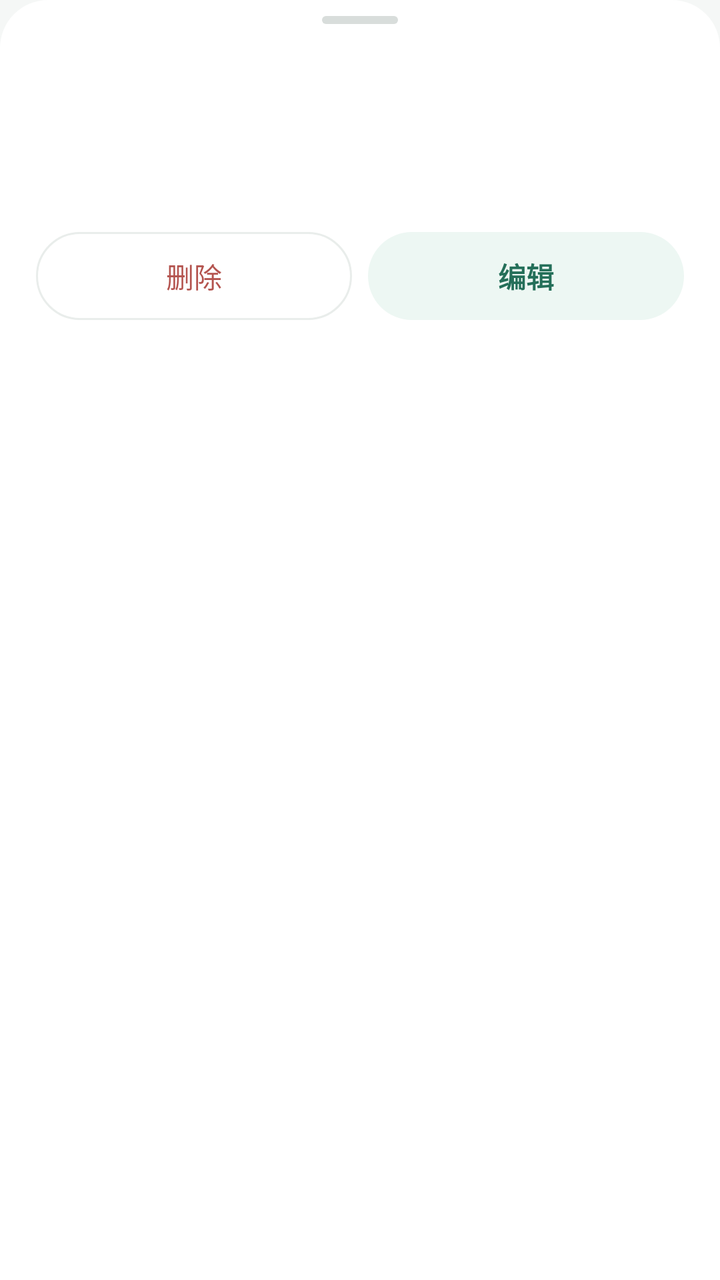
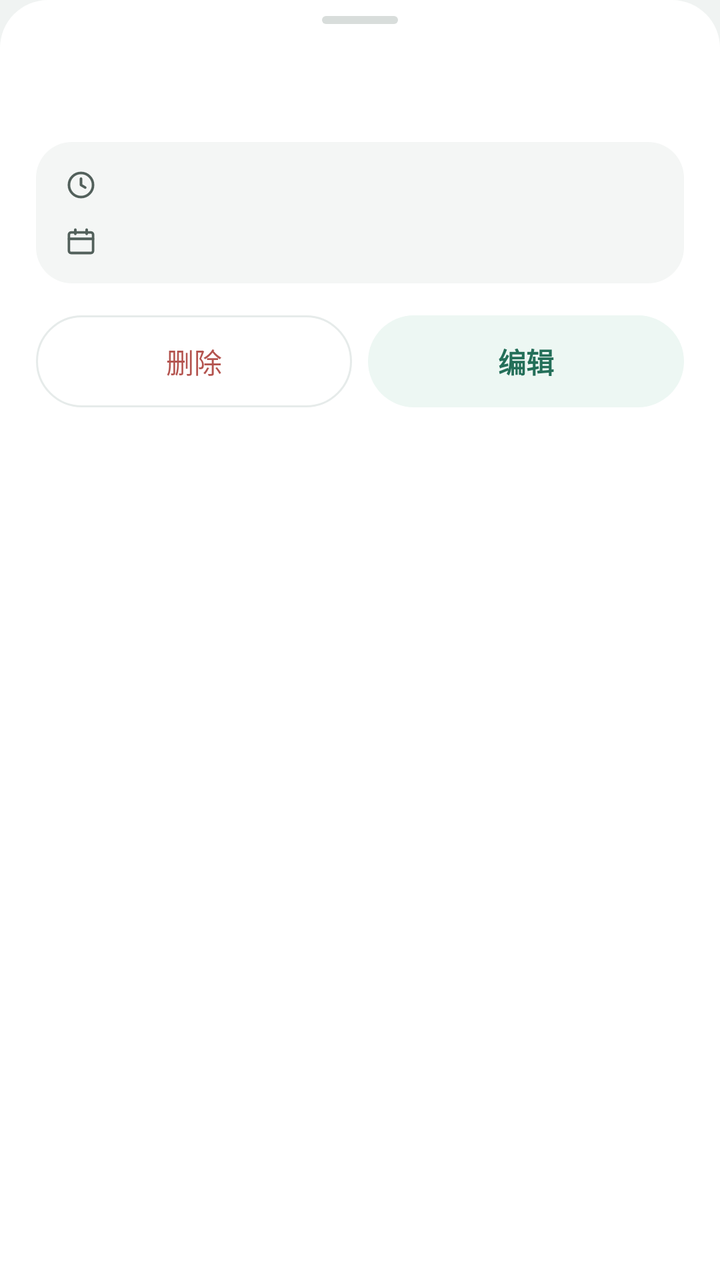

An Android layout rendered at two revisions. The XML below is the earlier revision; the diff shows what the commit changed to produce the second picture.
<!-- AndroidManifest.xml: application theme Theme.Zhusijiao -->
<!-- res/layout/dialog_event_detail.xml -->
<?xml version="1.0" encoding="utf-8"?>
<LinearLayout xmlns:android="http://schemas.android.com/apk/res/android"
    android:layout_width="match_parent"
    android:layout_height="wrap_content"
    android:background="@drawable/bg_sheet"
    android:orientation="vertical"
    style="@style/SheetRoot">

    <View style="@style/SheetHandle" />

    <LinearLayout
        android:layout_width="match_parent"
        android:layout_height="wrap_content"
        android:orientation="horizontal">

        <View
            android:id="@+id/eventAccent"
            android:layout_width="4dp"
            android:layout_height="match_parent"
            android:layout_marginEnd="12dp" />

        <LinearLayout
            android:layout_width="0dp"
            android:layout_height="wrap_content"
            android:layout_weight="1"
            android:orientation="vertical">

            <TextView
                android:id="@+id/eventDetailTitle"
                android:layout_width="match_parent"
                android:layout_height="wrap_content"
                android:textColor="@color/text_primary"
                android:textSize="@dimen/text_title"
                android:textStyle="bold" />

            <TextView
                android:id="@+id/eventDetailTime"
                android:layout_width="match_parent"
                android:layout_height="wrap_content"
                android:layout_marginTop="6dp"
                android:textColor="@color/text_primary"
                android:textSize="@dimen/text_body" />

            <TextView
                android:id="@+id/eventDetailWeeks"
                android:layout_width="match_parent"
                android:layout_height="wrap_content"
                android:layout_marginTop="3dp"
                android:textColor="@color/text_tertiary"
                android:textSize="@dimen/text_small" />

            <TextView
                android:id="@+id/eventDetailPlace"
                android:layout_width="match_parent"
                android:layout_height="wrap_content"
                android:layout_marginTop="3dp"
                android:textColor="@color/text_secondary"
                android:textSize="@dimen/text_small"
                android:visibility="gone" />
        </LinearLayout>
    </LinearLayout>

    <TextView
        android:id="@+id/eventDetailNote"
        android:layout_width="match_parent"
        android:layout_height="wrap_content"
        android:layout_marginTop="12dp"
        android:background="@drawable/bg_detail_cell"
        android:lineSpacingExtra="2dp"
        android:padding="12dp"
        android:textColor="@color/text_primary"
        android:textSize="@dimen/text_body"
        android:visibility="gone" />

    <LinearLayout
        android:layout_width="match_parent"
        android:layout_height="wrap_content"
        android:layout_marginTop="18dp"
        android:orientation="horizontal">

        <TextView
            android:id="@+id/eventDetailDelete"
            android:layout_width="0dp"
            android:layout_height="44dp"
            android:layout_marginEnd="8dp"
            android:layout_weight="1"
            android:background="@drawable/bg_ghost_button"
            android:clickable="true"
            android:focusable="true"
            android:gravity="center"
            android:text="@string/course_extra_delete"
            android:textColor="@color/danger_action"
            android:textSize="@dimen/text_body" />

        <TextView
            android:id="@+id/eventDetailEdit"
            android:layout_width="0dp"
            android:layout_height="44dp"
            android:layout_weight="1"
            android:background="@drawable/bg_close_button"
            android:clickable="true"
            android:focusable="true"
            android:gravity="center"
            android:text="@string/course_extra_edit"
            android:textColor="@color/sheet_close_text"
            android:textSize="@dimen/text_body"
            android:textStyle="bold" />
    </LinearLayout>
</LinearLayout>
<!-- resources referenced by this layout -->
<resources>
  <color name="danger_action">#b4544f</color>
  <color name="sheet_close_text">#246f59</color>
  <color name="text_primary">#1d2421</color>
  <color name="text_secondary">#5f6965</color>
  <color name="text_tertiary">#8a9490</color>
  <dimen name="text_body">14sp</dimen>
  <dimen name="text_small">13sp</dimen>
  <dimen name="text_title">18sp</dimen>
  <!-- drawable bg_detail_cell (drawable) -->
  <?xml version="1.0" encoding="utf-8"?>
  <shape xmlns:android="http://schemas.android.com/apk/res/android" android:shape="rectangle">
      <solid android:color="@color/background" />
      <corners android:radius="@dimen/radius_md" />
  </shape>
  <string name="course_extra_delete">删除</string>
  <string name="course_extra_edit">编辑</string>
  <dimen name="radius_pill">100dp</dimen>
  <color name="sheet_close_bg">#edf7f3</color>
  <color name="background">#f5f7f6</color>
  <dimen name="radius_md">12dp</dimen>
  <color name="hover_bg">#f2f5f4</color>
  <color name="line">#e9edeb</color>
  <dimen name="button_radius">@dimen/radius_pill</dimen>
  <color name="surface">#ffffff</color>
  <dimen name="radius_xl">24dp</dimen>
  <color name="accent">#2f7d68</color>
  <color name="sheet_handle">#d8dddb</color>
  <!-- unchanged entries left out for length: 9 -->
</resources>

<!-- the commit's change to res/layout/dialog_event_detail.xml (unified diff, before → after) -->
@@ -1,62 +1,100 @@
 <?xml version="1.0" encoding="utf-8"?>
 <LinearLayout xmlns:android="http://schemas.android.com/apk/res/android"
+    style="@style/SheetRoot"
     android:layout_width="match_parent"
     android:layout_height="wrap_content"
     android:background="@drawable/bg_sheet"
-    android:orientation="vertical"
-    style="@style/SheetRoot">
+    android:orientation="vertical">
 
     <View style="@style/SheetHandle" />
+
+    <TextView
+        android:id="@+id/eventDetailTitle"
+        android:layout_width="match_parent"
+        android:layout_height="wrap_content"
+        android:textColor="@color/text_primary"
+        android:textSize="20sp"
+        android:textStyle="bold" />
 
     <LinearLayout
         android:layout_width="match_parent"
         android:layout_height="wrap_content"
-        android:orientation="horizontal">
-
-        <View
-            android:id="@+id/eventAccent"
-            android:layout_width="4dp"
-            android:layout_height="match_parent"
-            android:layout_marginEnd="12dp" />
+        android:layout_marginTop="16dp"
+        android:background="@drawable/bg_sheet_group"
+        android:orientation="vertical"
+        android:paddingStart="14dp"
+        android:paddingTop="12dp"
+        android:paddingEnd="14dp"
+        android:paddingBottom="12dp">
 
         <LinearLayout
-            android:layout_width="0dp"
+            android:layout_width="match_parent"
             android:layout_height="wrap_content"
-            android:layout_weight="1"
-            android:orientation="vertical">
+            android:gravity="center_vertical"
+            android:orientation="horizontal">
 
-            <TextView
-                android:id="@+id/eventDetailTitle"
-                android:layout_width="match_parent"
-                android:layout_height="wrap_content"
-                android:textColor="@color/text_primary"
-                android:textSize="@dimen/text_title"
-                android:textStyle="bold" />
+            <ImageView
+                android:layout_width="17dp"
+                android:layout_height="17dp"
+                android:layout_marginEnd="10dp"
+                android:importantForAccessibility="no"
+                android:src="@drawable/ic_clock" />
 
             <TextView
                 android:id="@+id/eventDetailTime"
-                android:layout_width="match_parent"
+                android:layout_width="0dp"
                 android:layout_height="wrap_content"
-                android:layout_marginTop="6dp"
+                android:layout_weight="1"
                 android:textColor="@color/text_primary"
                 android:textSize="@dimen/text_body" />
+        </LinearLayout>
+
+        <LinearLayout
+            android:layout_width="match_parent"
+            android:layout_height="wrap_content"
+            android:layout_marginTop="10dp"
+            android:gravity="center_vertical"
+            android:orientation="horizontal">
+
+            <ImageView
+                android:layout_width="17dp"
+                android:layout_height="17dp"
+                android:layout_marginEnd="10dp"
+                android:importantForAccessibility="no"
+                android:src="@drawable/ic_calendar" />
 
             <TextView
                 android:id="@+id/eventDetailWeeks"
-                android:layout_width="match_parent"
+                android:layout_width="0dp"
                 android:layout_height="wrap_content"
-                android:layout_marginTop="3dp"
-                android:textColor="@color/text_tertiary"
+                android:layout_weight="1"
+                android:textColor="@color/text_secondary"
                 android:textSize="@dimen/text_small" />
+        </LinearLayout>
+
+        <LinearLayout
+            android:id="@+id/eventDetailPlaceRow"
+            android:layout_width="match_parent"
+            android:layout_height="wrap_content"
+            android:layout_marginTop="10dp"
+            android:gravity="center_vertical"
+            android:orientation="horizontal"
+            android:visibility="gone">
+
+            <ImageView
+                android:layout_width="17dp"
+                android:layout_height="17dp"
+                android:layout_marginEnd="10dp"
+                android:importantForAccessibility="no"
+                android:src="@drawable/ic_location" />
 
             <TextView
                 android:id="@+id/eventDetailPlace"
-                android:layout_width="match_parent"
+                android:layout_width="0dp"
                 android:layout_height="wrap_content"
-                android:layout_marginTop="3dp"
+                android:layout_weight="1"
                 android:textColor="@color/text_secondary"
-                android:textSize="@dimen/text_small"
-                android:visibility="gone" />
+                android:textSize="@dimen/text_small" />
         </LinearLayout>
     </LinearLayout>
 
@@ -64,8 +102,8 @@
         android:id="@+id/eventDetailNote"
         android:layout_width="match_parent"
         android:layout_height="wrap_content"
-        android:layout_marginTop="12dp"
-        android:background="@drawable/bg_detail_cell"
+        android:layout_marginTop="10dp"
+        android:background="@drawable/bg_sheet_group"
         android:lineSpacingExtra="2dp"
         android:padding="12dp"
         android:textColor="@color/text_primary"
@@ -75,13 +113,13 @@
     <LinearLayout
         android:layout_width="match_parent"
         android:layout_height="wrap_content"
-        android:layout_marginTop="18dp"
+        android:layout_marginTop="16dp"
         android:orientation="horizontal">
 
         <TextView
             android:id="@+id/eventDetailDelete"
             android:layout_width="0dp"
-            android:layout_height="44dp"
+            android:layout_height="46dp"
             android:layout_marginEnd="8dp"
             android:layout_weight="1"
             android:background="@drawable/bg_ghost_button"
@@ -95,7 +133,7 @@
         <TextView
             android:id="@+id/eventDetailEdit"
             android:layout_width="0dp"
-            android:layout_height="44dp"
+            android:layout_height="46dp"
             android:layout_weight="1"
             android:background="@drawable/bg_close_button"
             android:clickable="true"
<!-- resource entries referenced after the edit -->
@@ -4,27 +4,94 @@
   <color name="sheet_close_text">#246f59</color>
   <color name="text_primary">#1d2421</color>
   <color name="text_secondary">#5f6965</color>
-  <color name="text_tertiary">#8a9490</color>
   <dimen name="text_body">14sp</dimen>
   <dimen name="text_small">13sp</dimen>
-  <dimen name="text_title">18sp</dimen>
-  <!-- drawable bg_detail_cell (drawable) -->
+  <!-- drawable bg_sheet_group (drawable) -->
   <?xml version="1.0" encoding="utf-8"?>
   <shape xmlns:android="http://schemas.android.com/apk/res/android" android:shape="rectangle">
-      <solid android:color="@color/background" />
-      <corners android:radius="@dimen/radius_md" />
+      <solid android:color="@color/surface_muted" />
+      <corners android:radius="@dimen/card_radius_lg" />
   </shape>
+  <!-- drawable ic_calendar (drawable) -->
+  <?xml version="1.0" encoding="utf-8"?>
+  <vector xmlns:android="http://schemas.android.com/apk/res/android"
+      android:width="20dp"
+      android:height="20dp"
+      android:viewportWidth="24"
+      android:viewportHeight="24">
+      <path
+          android:fillColor="@android:color/transparent"
+          android:pathData="M5,5.5H19A1.5,1.5 0,0 1,20.5 7V18.5A1.5,1.5 0,0 1,19 20H5A1.5,1.5 0,0 1,3.5 18.5V7A1.5,1.5 0,0 1,5 5.5Z"
+          android:strokeColor="@color/icon_muted"
+          android:strokeLineCap="round"
+          android:strokeLineJoin="round"
+          android:strokeWidth="1.8" />
+      <path
+          android:fillColor="@android:color/transparent"
+          android:pathData="M8,3.5V6.5M16,3.5V6.5M3.5,10H20.5"
+          android:strokeColor="@color/icon_muted"
+          android:strokeLineCap="round"
+          android:strokeLineJoin="round"
+          android:strokeWidth="1.8" />
+  </vector>
+  <!-- drawable ic_clock (drawable) -->
+  <?xml version="1.0" encoding="utf-8"?>
+  <vector xmlns:android="http://schemas.android.com/apk/res/android"
+      android:width="20dp"
+      android:height="20dp"
+      android:viewportWidth="24"
+      android:viewportHeight="24">
+      <path
+          android:fillColor="@android:color/transparent"
+          android:pathData="M12,3.5A8.5,8.5 0,1 1,3.5 12A8.5,8.5 0,0 1,12 3.5Z"
+          android:strokeColor="@color/icon_muted"
+          android:strokeLineCap="round"
+          android:strokeLineJoin="round"
+          android:strokeWidth="1.8" />
+      <path
+          android:fillColor="@android:color/transparent"
+          android:pathData="M12,7.5V12L15,13.8"
+          android:strokeColor="@color/icon_muted"
+          android:strokeLineCap="round"
+          android:strokeLineJoin="round"
+          android:strokeWidth="1.8" />
+  </vector>
+  <!-- drawable ic_location (drawable) -->
+  <?xml version="1.0" encoding="utf-8"?>
+  <vector xmlns:android="http://schemas.android.com/apk/res/android"
+      android:width="20dp"
+      android:height="20dp"
+      android:viewportWidth="24"
+      android:viewportHeight="24">
+      <path
+          android:fillColor="@android:color/transparent"
+          android:pathData="M12,20.5C12,20.5 18.5,14.8 18.5,9.8A6.5,6.5 0,1 0,5.5 9.8C5.5,14.8 12,20.5 12,20.5Z"
+          android:strokeColor="@color/icon_muted"
+          android:strokeLineCap="round"
+          android:strokeLineJoin="round"
+          android:strokeWidth="1.8" />
+      <path
+          android:fillColor="@android:color/transparent"
+          android:pathData="M12,7.5A2.3,2.3 0,1 1,9.7 9.8A2.3,2.3 0,0 1,12 7.5Z"
+          android:strokeColor="@color/icon_muted"
+          android:strokeLineCap="round"
+          android:strokeLineJoin="round"
+          android:strokeWidth="1.8" />
+  </vector>
   <string name="course_extra_delete">删除</string>
   <string name="course_extra_edit">编辑</string>
   <dimen name="radius_pill">100dp</dimen>
   <color name="sheet_close_bg">#edf7f3</color>
-  <color name="background">#f5f7f6</color>
-  <dimen name="radius_md">12dp</dimen>
+  <color name="background">#f0f3f2</color>
+  <dimen name="radius_lg">18dp</dimen>
   <color name="hover_bg">#f2f5f4</color>
-  <color name="line">#e9edeb</color>
+  <color name="line">#e6ebea</color>
   <dimen name="button_radius">@dimen/radius_pill</dimen>
   <color name="surface">#ffffff</color>
   <dimen name="radius_xl">24dp</dimen>
+  <color name="surface_muted">#f4f6f5</color>
+  <dimen name="card_radius_lg">@dimen/radius_lg</dimen>
+  <color name="icon_muted">#52605b</color>
   <color name="accent">#2f7d68</color>
   <color name="sheet_handle">#d8dddb</color>
   <!-- unchanged entries left out for length: 9 -->
